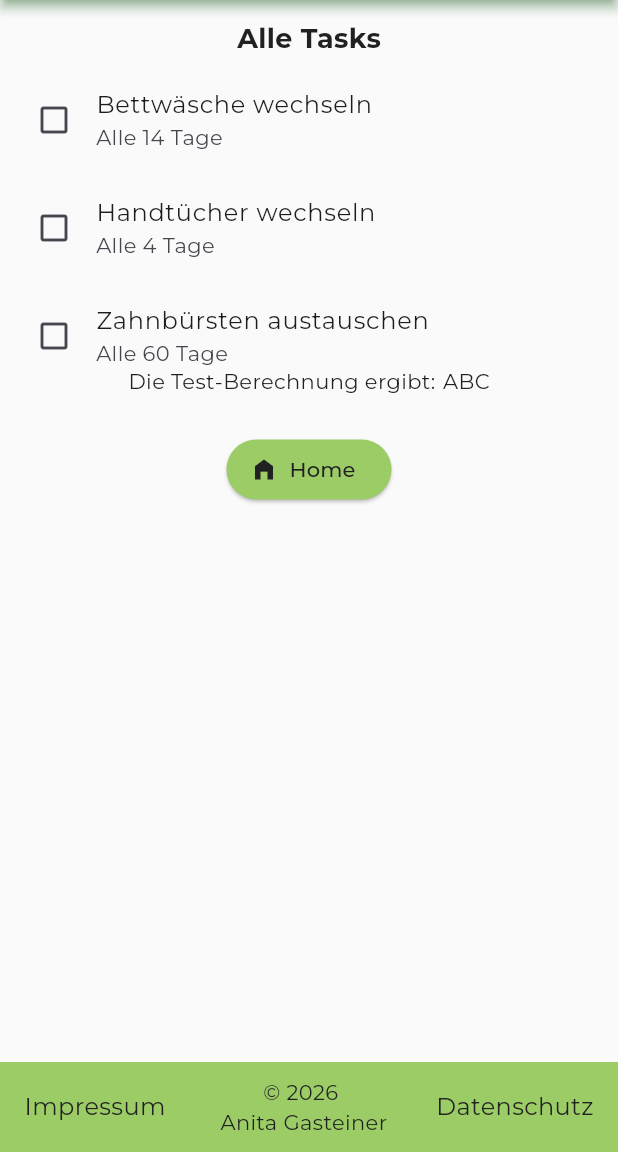
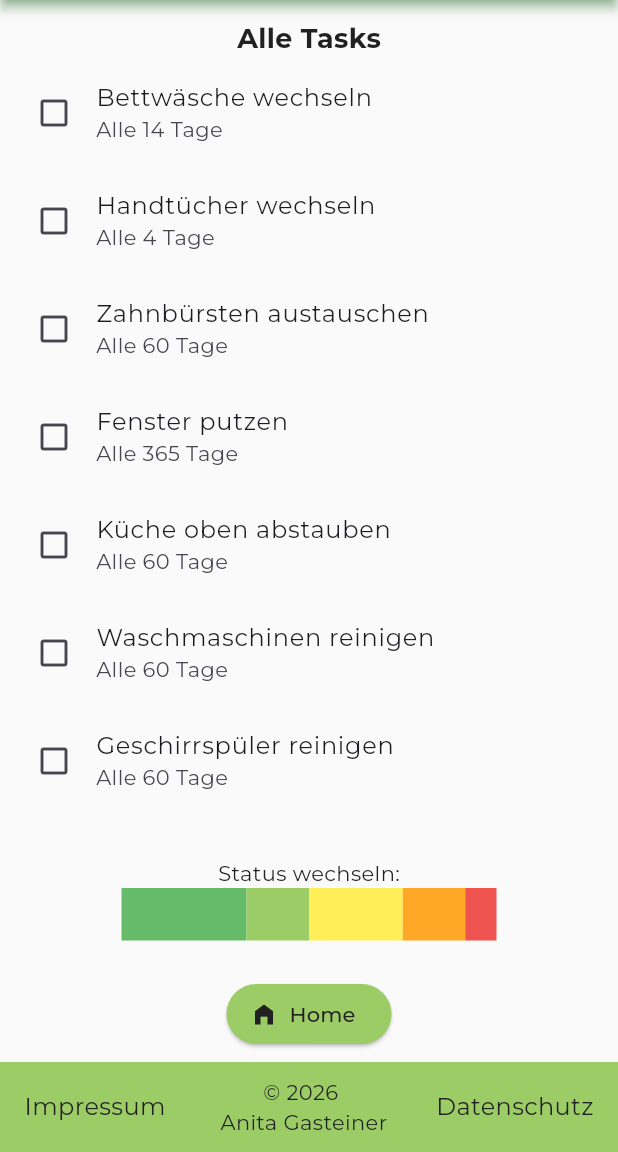
Before and after one commit to anitagasteiner/you-got-this, a Flutter app: the screen it shows after launch, after a tap on "Alle Tasks", on a phone screen of 412 x 824 dp, the part 84-1236 px from its top. Run offline on Flutter 3.47's test engine with Material 3 defaults, Android fonts, the phone set to English and light mode, and no system bars; our stand-ins replace fl_chart.

Commit message:
stacked bar: order reversed, tasks screen: layout optimized

```diff
--- a/lib/screens/home_screen.dart
+++ b/lib/screens/home_screen.dart
@@ -4,10 +4,6 @@ import '../calc.dart';
 import '../widgets/navbars_widgets.dart';
 import '../widgets/fl_chart_widget.dart';
 import '../widgets/button_widget.dart';
-// import '../widgets/stacked_bar_widget.dart';
-
-
-// int count = 0;
 
 
 class HomeScreen extends StatelessWidget {
--- a/lib/screens/tasks_screen.dart
+++ b/lib/screens/tasks_screen.dart
@@ -1,7 +1,8 @@
 import 'package:flutter/material.dart';
+import '../data/tasks_data.dart';
 import '../widgets/navbars_widgets.dart';
-import '../data/tasks_data.dart';
 import '../widgets/button_widget.dart';
+import '../widgets/stacked_bar_widget.dart';
 
 class TasksScreen extends StatelessWidget {
   const TasksScreen({super.key});
@@ -42,9 +43,7 @@ class TasksScreen extends StatelessWidget {
                   ),
               ],
             ),
-            SizedBox(height: 5),
-            SizedBox(
-              height: 200,
+            Expanded(
               child: ListView(
                 children: (state == 'All'
                   ? tasks.values
@@ -58,14 +57,9 @@ class TasksScreen extends StatelessWidget {
                 }).toList(),
               ),
             ),
-            Row(
-              mainAxisAlignment: MainAxisAlignment.center,
-              children: [
-                Text('Die Test-Berechnung ergibt:'),
-                SizedBox(width: 5),
-                Text('ABC'),
-              ],
-            ),
+            SizedBox(height: 15),
+            Text('Status wechseln:'),
+            StackedBar(),
             SizedBox(height: 25),
             BasicButton(
               text: 'Home',
```
Also changed, not shown: lib/widgets/pie_chart_widget.dart (deleted, +0 -61 lines), lib/widgets/stacked_bar_widget.dart (+28 -28 lines).
